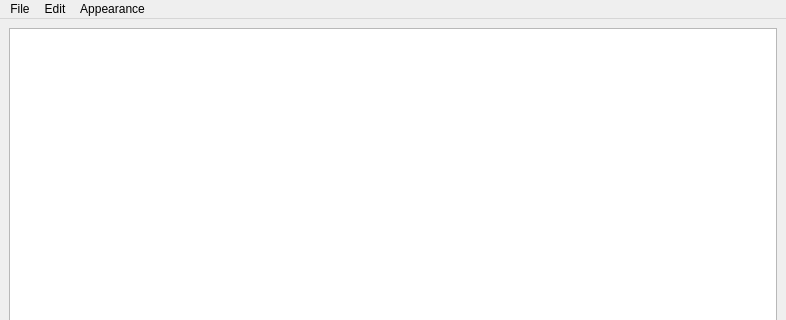
First picture: the form in editor.ui, repository JesusAcostaCabrera/Editor-de-texto, before the edit; both pictures show x 0 to 786 and y 0 to 320 of the 786 by 614 pixel window.
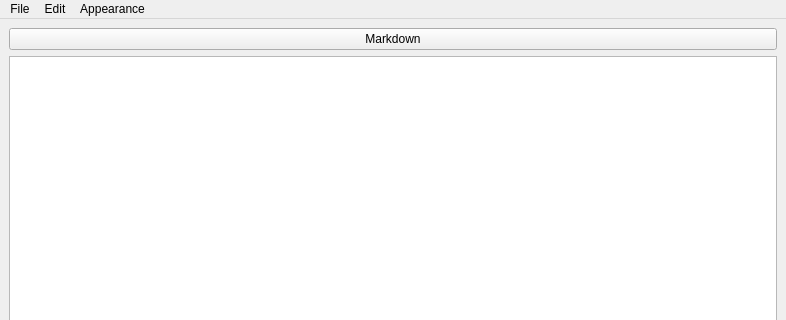
Second picture: the form after the edit.

```diff
--- a/editor.ui
+++ b/editor.ui
@@ -15,7 +15,7 @@
   </property>
   <widget class="QWidget" name="centralwidget">
    <layout class="QGridLayout" name="gridLayout">
-    <item row="0" column="0">
+    <item row="1" column="0">
      <widget class="QPlainTextEdit" name="plainTextEdit">
       <property name="font">
        <font>
@@ -28,6 +28,16 @@
       </property>
      </widget>
     </item>
+    <item row="0" column="0">
+     <widget class="QPushButton" name="actionMD">
+      <property name="text">
+       <string>Markdown</string>
+      </property>
+      <property name="checkable">
+       <bool>false</bool>
+      </property>
+     </widget>
+    </item>
    </layout>
   </widget>
   <widget class="QMenuBar" name="menubar">
```
